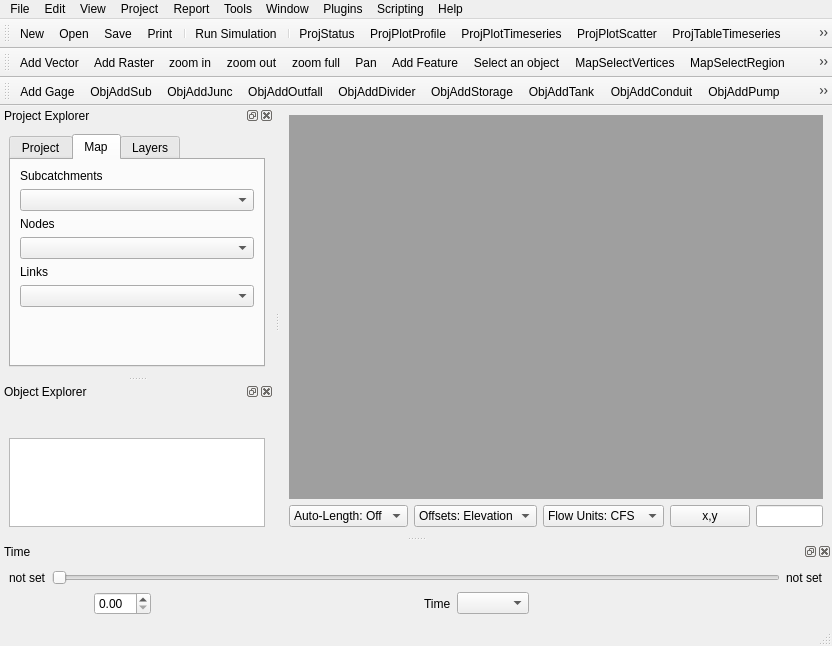
Before: the Qt Designer form src/ui/frmMainDesigner.ui in USEPA/SWMM-EPANET_User_Interface, drawn with Qt 5.
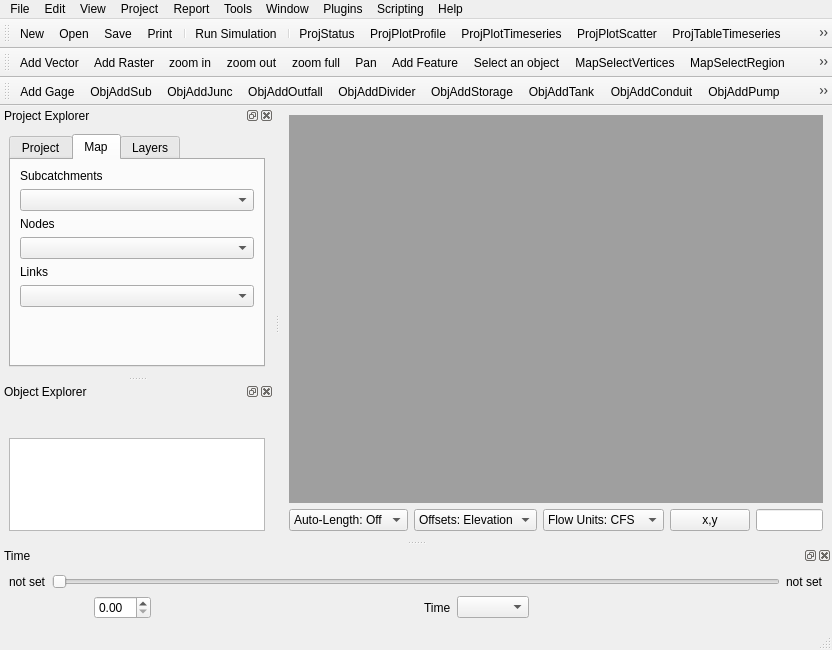
After: the same form once the commit is applied. Icons and pictures are not drawn.

What changed in the file:
```diff
--- a/src/ui/frmMainDesigner.ui
+++ b/src/ui/frmMainDesigner.ui
@@ -7,7 +7,7 @@
     <x>0</x>
     <y>0</y>
     <width>832</width>
-    <height>646</height>
+    <height>650</height>
    </rect>
   </property>
   <property name="windowTitle">
```
Left out of the diff: 3 changed lines with no effect on the pictures.
